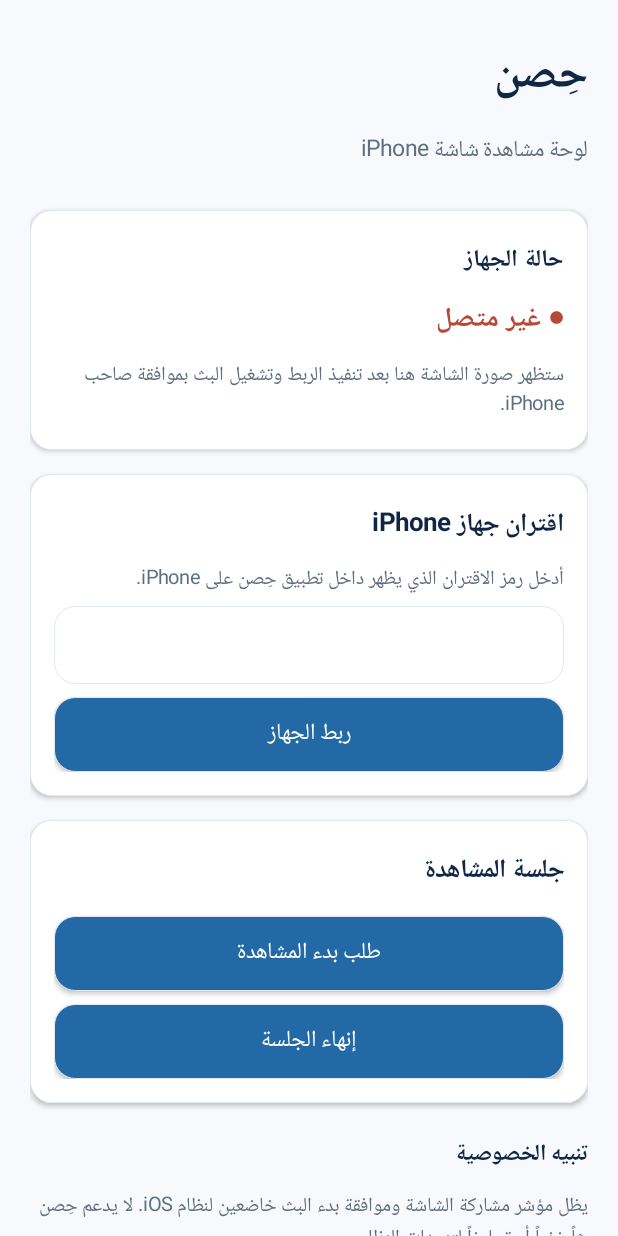
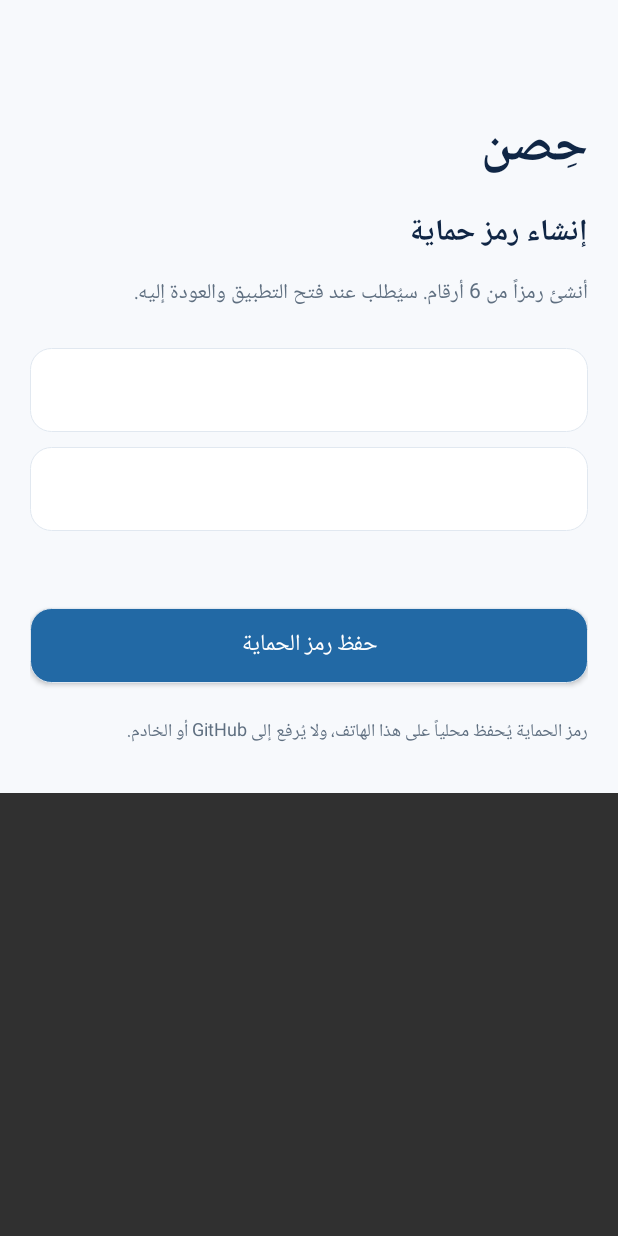
Before and after one commit to kdqqdud-code/remote-sync, an Android app: the screen it shows after launch (MainActivity), on a phone screen of 412 x 824 dp. Run offline under Robolectric (Android 15) with nearby library versions, the phone set to English and light mode, and no system bars.

Commit message:
Add local PIN lock to HISN Android app

```diff
--- a/hisn/android/app/src/main/java/com/hisn/receiver/MainActivity.kt
+++ b/hisn/android/app/src/main/java/com/hisn/receiver/MainActivity.kt
@@ -5,27 +5,147 @@ import android.graphics.Color
 import android.graphics.Typeface
 import android.graphics.drawable.GradientDrawable
 import android.os.Bundle
+import android.util.Base64
 import android.view.Gravity
 import android.view.View
+import android.view.inputmethod.EditorInfo
 import android.widget.*
+import java.security.MessageDigest
+import java.security.SecureRandom
+import javax.crypto.SecretKeyFactory
+import javax.crypto.spec.PBEKeySpec
 
 class MainActivity : Activity() {
     private val navy = Color.rgb(16, 38, 69)
     private val blue = Color.rgb(34, 105, 165)
     private val muted = Color.rgb(95, 111, 128)
+    private val prefs by lazy { getSharedPreferences("hisn_local_security", MODE_PRIVATE) }
+    private var unlocked = false
+    private var lockWhenResumed = false
 
     override fun onCreate(savedInstanceState: Bundle?) {
         super.onCreate(savedInstanceState)
         window.statusBarColor = navy
         window.navigationBarColor = navy
+        showPinGate()
+    }
 
-        val page = LinearLayout(this).apply {
-            orientation = LinearLayout.VERTICAL
-            setPadding(dp(20), dp(22), dp(20), dp(24))
-            setBackgroundColor(Color.rgb(247, 249, 252))
+    override fun onStop() {
+        super.onStop()
+        if (unlocked && !isFinishing) lockWhenResumed = true
+    }
+
+    override fun onRestart() {
+        super.onRestart()
+        if (lockWhenResumed) {
+            lockWhenResumed = false
+            unlocked = false
+            showPinGate()
         }
-        val scroll = ScrollView(this).apply { addView(page) }
+    }
 
+    private fun showPinGate() {
+        val hasPin = prefs.contains("pin_hash") && prefs.contains("pin_salt")
+        val page = basePage()
+        page.gravity = Gravity.CENTER_HORIZONTAL
+        page.addView(space(44))
+        page.addView(label("حِصن", 34, navy, true))
+        page.addView(label(if (hasPin) "التطبيق محمي" else "إنشاء رمز حماية", 20, navy, true))
+        page.addView(label(
+            if (hasPin) "أدخل رمز PIN لفتح لوحة حِصن."
+            else "أنشئ رمزاً من 6 أرقام. سيُطلب عند فتح التطبيق والعودة إليه.",
+            14, muted, false
+        ))
+        page.addView(space(18))
+
+        val pin = EditText(this).apply {
+            hint = "رمز من 6 أرقام"
+            inputType = android.text.InputType.TYPE_CLASS_NUMBER or android.text.InputType.TYPE_NUMBER_VARIATION_PASSWORD
+            imeOptions = EditorInfo.IME_ACTION_DONE
+            textSize = 20f
+            gravity = Gravity.CENTER
+            letterSpacing = 0.35f
+            setPadding(dp(12), dp(10), dp(12), dp(10))
+            background = rounded(Color.WHITE)
+        }
+        page.addView(pin, LinearLayout.LayoutParams(-1, dp(56)))
+
+        val confirm = if (hasPin) null else EditText(this).apply {
+            hint = "تأكيد الرمز"
+            inputType = android.text.InputType.TYPE_CLASS_NUMBER or android.text.InputType.TYPE_NUMBER_VARIATION_PASSWORD
+            imeOptions = EditorInfo.IME_ACTION_DONE
+            textSize = 20f
+            gravity = Gravity.CENTER
+            letterSpacing = 0.35f
+            setPadding(dp(12), dp(10), dp(12), dp(10))
+            background = rounded(Color.WHITE)
+        }
+        if (confirm != null) {
+            page.addView(space(10))
+            page.addView(confirm, LinearLayout.LayoutParams(-1, dp(56)))
+        }
+        page.addView(space(14))
+        val message = label("", 13, Color.rgb(184, 72, 55), false)
+        page.addView(message)
+
+        page.addView(button(if (hasPin) "فتح حِصن" else "حفظ رمز الحماية") {
+            val entered = pin.text.toString()
+            if (!entered.matches(Regex("\\d{6}"))) {
+                message.text = "أدخل 6 أرقام بالضبط."
+                return@button
+            }
+            if (!hasPin) {
+                if (confirm?.text?.toString() != entered) {
+                    message.text = "الرمزان غير متطابقين."
+                    return@button
+                }
+                savePin(entered)
+                unlocked = true
+                showDashboard()
+            } else {
+                if (verifyPin(entered)) {
+                    unlocked = true
+                    showDashboard()
+                } else {
+                    message.text = "الرمز غير صحيح. حاول مرة أخرى."
+                    pin.text.clear()
+                }
+            }
+        })
+        page.addView(space(18))
+        page.addView(label("رمز الحماية يُحفظ محلياً على هذا الهاتف، ولا يُرفع إلى GitHub أو الخادم.", 12, muted, false))
+        setContentView(ScrollView(this).apply { addView(page) })
+    }
+
+    private fun savePin(pin: String) {
+        val salt = ByteArray(16).also { SecureRandom().nextBytes(it) }
+        val hash = derivePinHash(pin, salt)
+        prefs.edit()
+            .putString("pin_salt", Base64.encodeToString(salt, Base64.NO_WRAP))
+            .putString("pin_hash", Base64.encodeToString(hash, Base64.NO_WRAP))
+            .apply()
+    }
+
+    private fun verifyPin(pin: String): Boolean {
+        val saltText = prefs.getString("pin_salt", null) ?: return false
+        val hashText = prefs.getString("pin_hash", null) ?: return false
+        val salt = Base64.decode(saltText, Base64.NO_WRAP)
+        val expected = Base64.decode(hashText, Base64.NO_WRAP)
+        val actual = derivePinHash(pin, salt)
+        return MessageDigest.isEqual(expected, actual)
+    }
+
+    private fun derivePinHash(pin: String, salt: ByteArray): ByteArray {
+        val spec = PBEKeySpec(pin.toCharArray(), salt, 120_000, 256)
+        return try {
+            SecretKeyFactory.getInstance("PBKDF2WithHmacSHA256").generateSecret(spec).encoded
+        } finally {
+            spec.clearPassword()
+        }
+    }
+
+    private fun showDashboard() {
+        val page = basePage()
         page.addView(label("حِصن", 30, navy, true))
         page.addView(label("لوحة مشاهدة شاشة iPhone", 15, muted, false))
         page.addView(space(20))
@@ -49,7 +169,7 @@ class MainActivity : Activity() {
         }
         pairing.addView(code, LinearLayout.LayoutParams(-1, dp(52)))
         pairing.addView(button("ربط الجهاز") {
-            Toast.makeText(this, "واجهة أولية: لم تُنفذ خدمة الاقتران بعد.", Toast.LENGTH_LONG).show()
+            Toast.makeText(this, "الواجهة أولية: خدمة الاقتران لم تُنفذ بعد.", Toast.LENGTH_LONG).show()
         })
         page.addView(pairing)
 
@@ -57,7 +177,7 @@ class MainActivity : Activity() {
         val session = card()
         session.addView(label("جلسة المشاهدة", 17, navy, true))
         session.addView(button("طلب بدء المشاهدة") {
-            Toast.makeText(this, "سيعمل الزر بعد إضافة WebRTC وربط جلسة iPhone.", Toast.LENGTH_LONG).show()
+            Toast.makeText(this, "سيعمل بعد إضافة WebRTC وربط جلسة iPhone.", Toast.LENGTH_LONG).show()
         })
         session.addView(button("إنهاء الجلسة") {
             Toast.makeText(this, "لا توجد جلسة فعلية نشطة حالياً.", Toast.LENGTH_SHORT).show()
@@ -65,11 +185,23 @@ class MainActivity : Activity() {
         page.addView(session)
 
         page.addView(space(18))
-        page.addView(label("تنبيه الخصوصية", 15, navy, true))
+        page.addView(label("حماية التطبيق", 15, navy, true))
+        page.addView(label("يُطلب رمز PIN عند فتح حِصن وعند العودة إليه بعد الانتقال لتطبيق آخر.", 13, muted, false))
+        page.addView(button("قفل التطبيق الآن") {
+            unlocked = false
+            showPinGate()
+        })
+        page.addView(space(12))
         page.addView(label("يظل مؤشر مشاركة الشاشة وموافقة بدء البث خاضعين لنظام iOS. لا يدعم حِصن بثاً خفياً أو تجاوزاً لتنبيهات النظام.", 13, muted, false))
         page.addView(space(10))
-        page.addView(label("الإصدار 0.3 — واجهة أولية غير متصلة ببث فعلي.", 12, muted, false))
-        setContentView(scroll)
+        page.addView(label("الإصدار 0.4 — حماية PIN مضافة؛ البث الفعلي غير منفذ بعد.", 12, muted, false))
+        setContentView(ScrollView(this).apply { addView(page) })
+    }
+
+    private fun basePage() = LinearLayout(this).apply {
+        orientation = LinearLayout.VERTICAL
+        setPadding(dp(20), dp(22), dp(20), dp(24))
+        setBackgroundColor(Color.rgb(247, 249, 252))
     }
 
     private fun card() = LinearLayout(this).apply {
```
